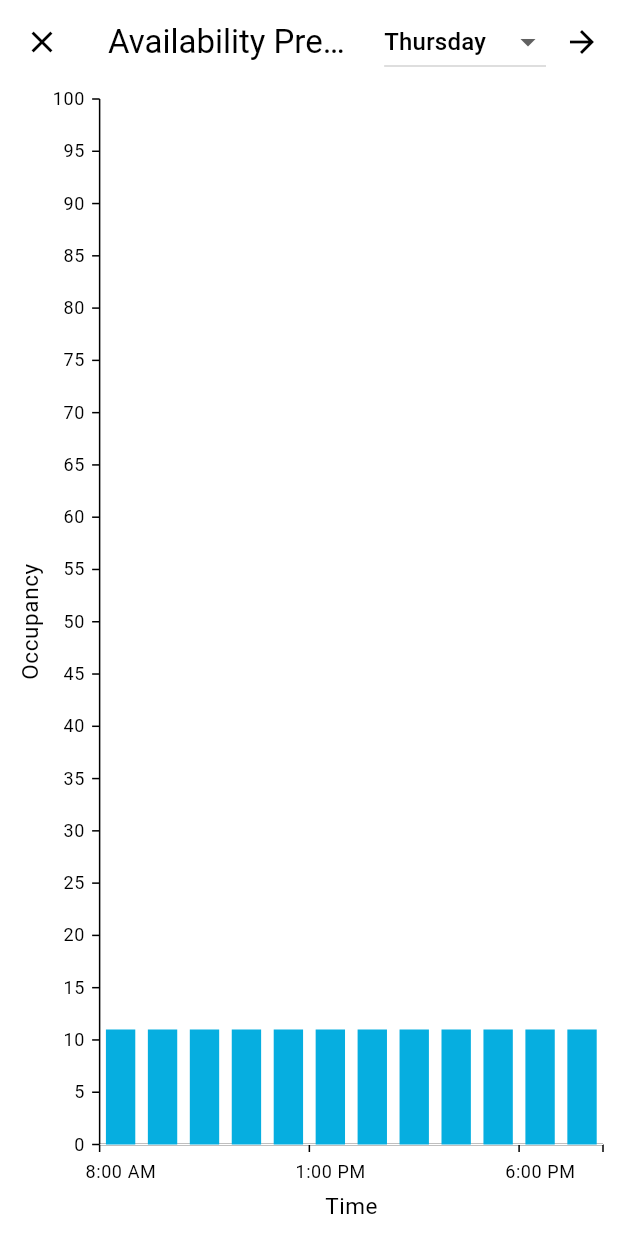
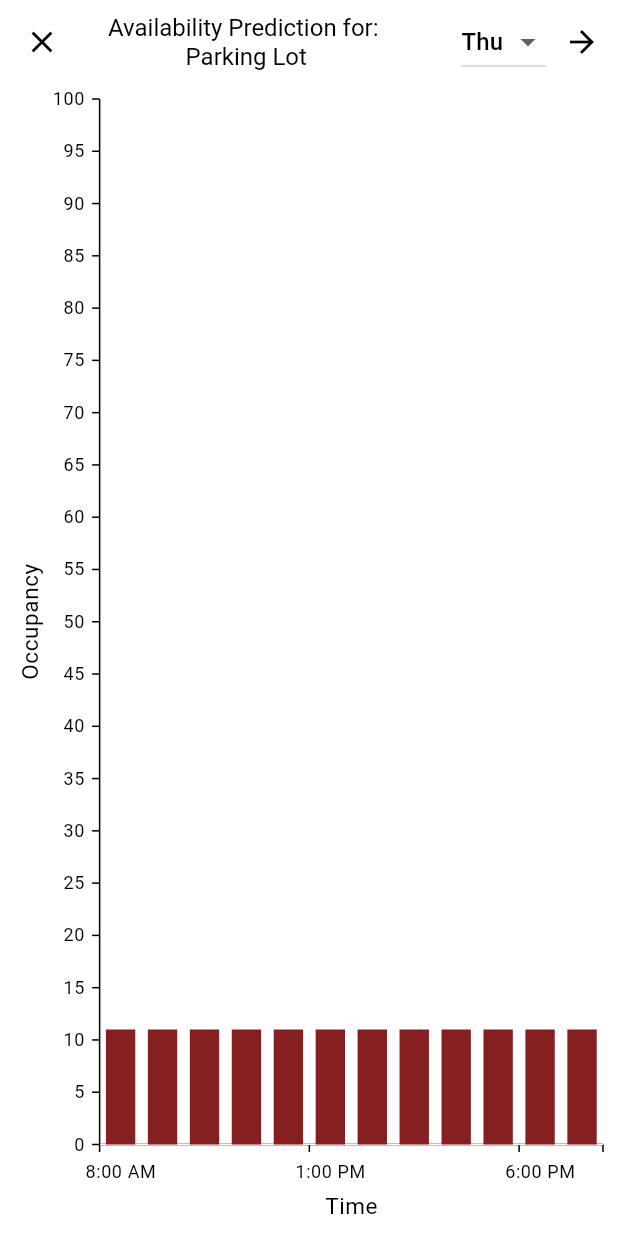
Before and after one commit to ArnieMiddleton/upark, a Flutter app: the HistogramScreen screen opened directly with empty values, on a phone screen of 412 x 824 dp. Run offline on Flutter 3.47's test engine with Material 3 defaults, Android fonts, the phone set to English and light mode, and no system bars; our stand-ins replace firebase_auth, firebase_core, flutter_map, latlong2, syncfusion_flutter_charts; missing offline and left inert: firebase_ui_auth, fuzzy; accounts and stored records are empty.

Commit message:
fixed histogram layout issues and updated some styles

```diff
--- a/lib/campus.dart
+++ b/lib/campus.dart
@@ -269,7 +269,6 @@ class Campus {
         newUser = await fetchUserFromId(authUser.uid);
       }
     } catch (e) {
-      print('Failed to fetch user with error: $e');
       log('Failed to fetch user with error: $e');
     }
     // try {
--- a/lib/lot_histogram.dart
+++ b/lib/lot_histogram.dart
@@ -3,6 +3,7 @@ import 'dart:math';
 import 'package:flutter/material.dart';
 import 'package:syncfusion_flutter_charts/charts.dart';
 import 'package:upark/campus.dart';
+import 'package:upark/components/color_scheme.dart';
 import 'package:upark/map.dart';
 
 class HistogramScreen extends StatefulWidget {
@@ -100,7 +101,10 @@ class HistogramScreenState extends State<HistogramScreen> {
             var data = snapshot.data!;
             return Scaffold(
                 appBar: AppBar(
-                    title: Text('Availability Prediction for ${data.lot.name}'),
+                    title: Text('Availability Prediction for:\n${data.lot.name} Parking Lot', textAlign: TextAlign.center),
+                    titleTextStyle: const TextStyle(
+                        color: UtahColorScheme.onBackground,
+                        fontSize: 16),
                     leading: IconButton(
                       icon: const Icon(Icons.close),
                       onPressed: () =>
@@ -121,7 +125,7 @@ class HistogramScreenState extends State<HistogramScreen> {
                             return DropdownMenuItem<String>(
                               value: day.toShortString(),
                               child: Text(day
-                                  .toString()), // May need to change to day.toShortString() depending on the display
+                                  .toShortString()), // May need to change to day.toShortString() depending on the display
                             );
                           }).toList()),
                       IconButton(
@@ -145,6 +149,7 @@ class HistogramScreenState extends State<HistogramScreen> {
                   ),
                   series: <ColumnSeries<(TimeOfDay, double), String>>[
                     ColumnSeries<(TimeOfDay, double), String>(
+                      color: UtahColorScheme.primary,
                       dataSource: data.predictions,
                       xValueMapper: (pred, _) => pred.$1.format(
                           context), // Formats according to the user's locale
@@ -152,7 +157,9 @@ class HistogramScreenState extends State<HistogramScreen> {
                           .floor()
                           .toInt(), // Convert to percentage
                     )
-                    ]));
+                  ]
+                )
+            );
           } else if (snapshot.hasError) {
             return Text('Error: ${snapshot.error}');
           } else {
--- a/lib/map.dart
+++ b/lib/map.dart
@@ -349,9 +349,6 @@ class MapPageState extends State<MapPage> with WidgetsBindingObserver {
   /// as input and returns a list of [Marker] objects. Each marker represents a parking lot
   /// on the campus. The [markerWidget] is used as the child widget for each marker.
   List<Marker> markersFromCampus(Campus campus, MapController mapController) {
-    print("Generating markers from campus data");
-    print(
-        "User data: {name: ${campus.user.name}, colorblind: ${campus.user.colorblind}, id: ${campus.user.id}}");
     List<Marker> newMarkers = [];
     for (var lot in campus.lots) {
       Marker marker = Marker(
@@ -394,7 +391,6 @@ class MapPageState extends State<MapPage> with WidgetsBindingObserver {
               error: snapshot.error, name: "MapPageState.build");
           return Center(child: Text('Error: ${snapshot.error}'));
         }
-        // TODO: Show something while loading
         return const Center(child: CircularProgressIndicator());
       },
     );
--- a/lib/search.dart
+++ b/lib/search.dart
@@ -1,5 +1,4 @@
 import 'package:flutter/material.dart';
-import 'package:flutter/rendering.dart';
 import 'package:fuzzy/fuzzy.dart';
 import 'package:upark/bottom_info.dart';
 import 'package:upark/campus.dart';
@@ -98,8 +97,6 @@ class SearchBarDelegate extends SearchDelegate {
             itemCount: buildings.length,
             itemBuilder: (context, index) {
               final building = buildings[index];
-              List<Lot> buildingParkingLots =
-                  []; // TODO: Get building parking lots by location
               return ListTile(
                 dense: true,
                 isThreeLine: false,
```
Also changed, not shown: lib/client.dart (+8 -8 lines). Lines whose indentation alone changed are shown as unchanged.
